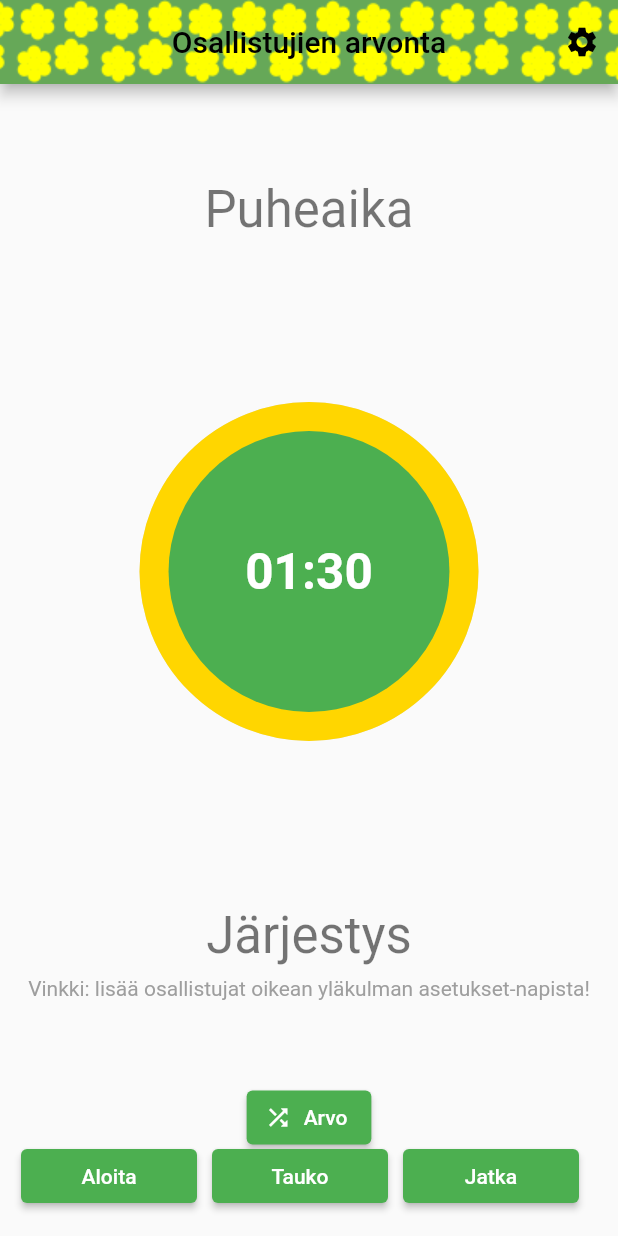
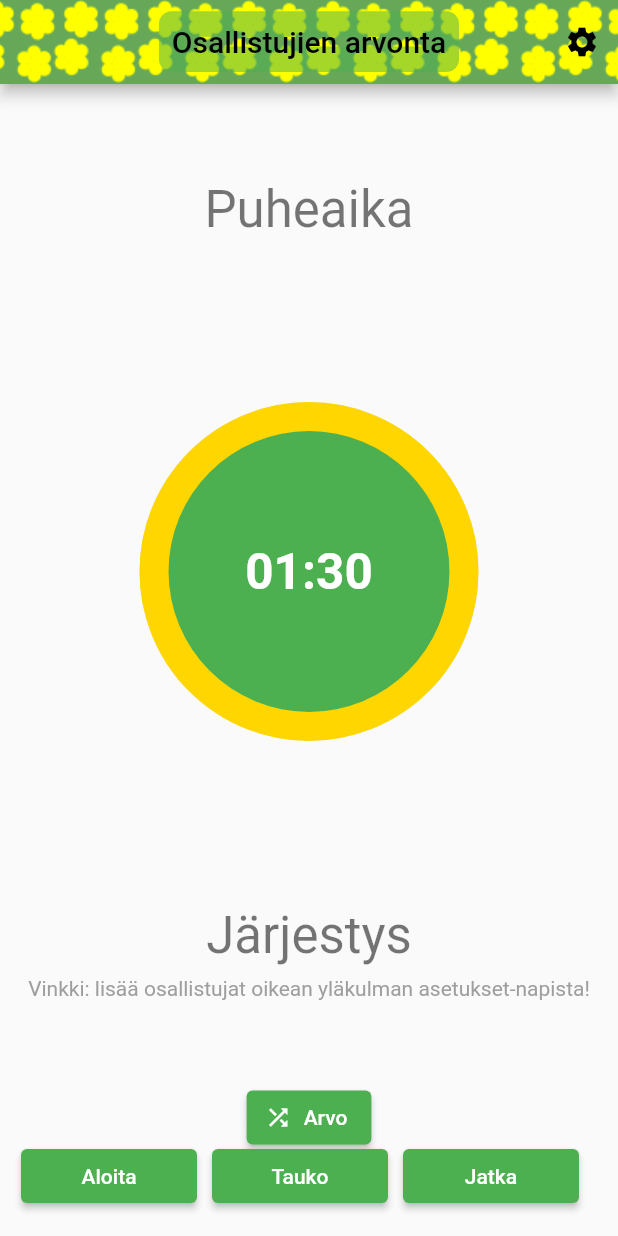
Before and after one commit to areee/flutter_participants_lottery, a Flutter app: the screen it shows after launch, on a phone screen of 412 x 824 dp. Run offline on Flutter 3.47's test engine with Material 2 defaults, Android fonts, the phone set to English and light mode, and no system bars; drawn by our look-alikes of circular_countdown_timer; our stand-ins replace google_fonts, shared_preferences; missing offline and left inert: emoji_alert.

Commit message:
Update custom_app_bar.dart (add background color for the text)

```diff
--- a/lib/components/custom_app_bar.dart
+++ b/lib/components/custom_app_bar.dart
@@ -1,11 +1,21 @@
 import 'package:flutter/material.dart';
 
 PreferredSizeWidget customAppBar(
-    BuildContext context, Widget title, List<Widget>? actions) {
+    BuildContext context, String title, List<Widget>? actions) {
   return AppBar(
     backgroundColor: Theme.of(context).colorScheme.primary,
     foregroundColor: Colors.black,
-    title: title,
+    title: Text(
+      title,
+      style: TextStyle(
+        background: Paint()
+          ..color = Colors.green.withOpacity(0.5)
+          ..strokeWidth = 17
+          ..strokeJoin = StrokeJoin.round
+          ..strokeCap = StrokeCap.round
+          ..style = PaintingStyle.stroke,
+      ),
+    ),
     centerTitle: true,
     flexibleSpace: Container(
       decoration: const BoxDecoration(
--- a/lib/home_page.dart
+++ b/lib/home_page.dart
@@ -165,7 +165,7 @@ class _HomePageState extends State<HomePage> {
     ];
 
     return Scaffold(
-      appBar: customAppBar(context, Text(widget.title), actions),
+      appBar: customAppBar(context, widget.title, actions),
       body: Center(
         child: Column(
           mainAxisAlignment: MainAxisAlignment.center,
```
Also changed, not shown: 1 other file.
